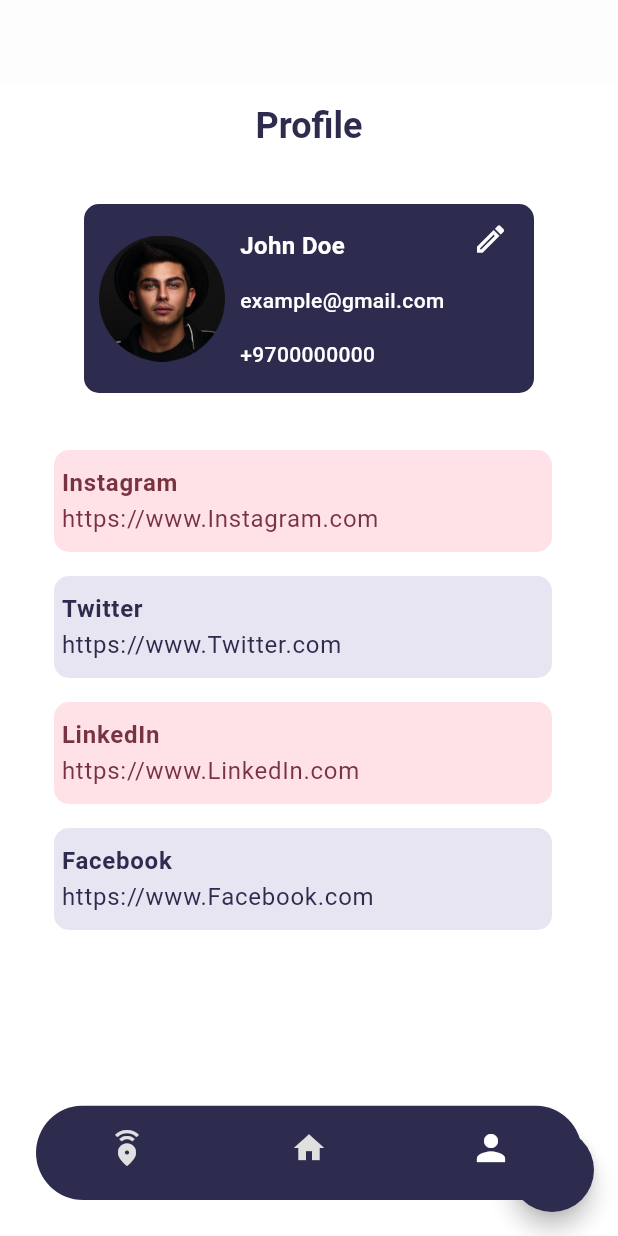
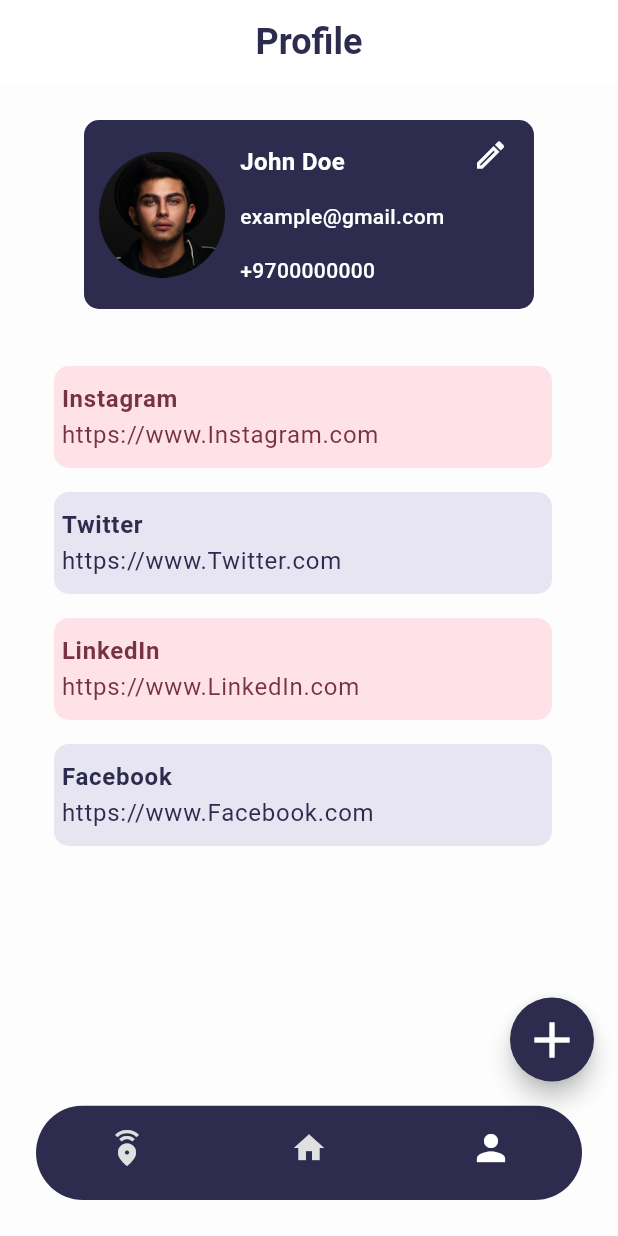
Before and after one commit to AhmedAli2003/betweener, a Flutter app: the MainPage screen opened by its route, item 3 of the bottom bar chosen, after a tap on the "add" icon, on a phone screen of 412 x 824 dp. Run offline on Flutter 3.47's test engine with Material 2 defaults, Android fonts, the phone set to English and light mode, and no system bars; drawn by our look-alikes of flutter_slidable; our stand-ins replace flutter_svg, font_awesome_flutter, google_fonts; network calls fail.

Commit message:
Fix hints

```diff
--- a/lib/core/app/app.dart
+++ b/lib/core/app/app.dart
@@ -11,8 +11,7 @@ class App extends StatelessWidget {
       debugShowCheckedModeBanner: false,
       title: 'Betweener',
       theme: appTheme,
-      initialRoute: AppRouter.receivePage,
-      initialRoute: AppRouter.editUserInfo,
+      initialRoute: AppRouter.splashScreen,
       onGenerateRoute: AppRouter.onGenerateRoute,
     );
   }
--- a/lib/core/router/app_router.dart
+++ b/lib/core/router/app_router.dart
@@ -30,7 +30,6 @@ class AppRouter {
   static const String editUserInfo = '/editUserInfo';
   static const String friendProfile = '/friendProfile';
 
-
   static Route? onGenerateRoute(RouteSettings settings) {
     switch (settings.name) {
       case splashScreen:
@@ -46,7 +45,7 @@ class AppRouter {
       case homePage:
         return MaterialPageRoute(builder: (_) => const HomePage());
       case profilePage:
-        return MaterialPageRoute(builder: (_) =>  ProfilePage());
+        return MaterialPageRoute(builder: (_) => ProfilePage());
       case receivePage:
         return MaterialPageRoute(builder: (_) => const ReceivePage());
       case newOrEditLink:
@@ -54,10 +53,6 @@ class AppRouter {
           builder: (_) => const NewOrEditLinkPage(isNew: true),
         );
       case editUserInfo:
-        return MaterialPageRoute(builder: (_) => const EditUserInfoPage());
-      case  friendProfile :
-      return MaterialPageRoute(builder: (_) =>  FriendProfilePage());
-    default:
         return MaterialPageRoute(
           builder: (_) => const EditUserInfoPage(
             userData: UserData(
@@ -67,6 +62,8 @@ class AppRouter {
             ),
           ),
         );
+      case friendProfile:
+        return MaterialPageRoute(builder: (_) => const FriendProfilePage());
       default:
         return null;
     }
--- a/lib/features/auth/login_page.dart
+++ b/lib/features/auth/login_page.dart
@@ -72,7 +72,8 @@ class _LoginPageState extends State<LoginPage> {
                 ),
                 SecondaryButtonWidget(
                   onTap: () {
-                    // TODO: Check login and move to the main page
+                    //TODO:
+                    Navigator.pushReplacementNamed(context, AppRouter.mainPage);
                   },
                   text: 'LOGIN',
                 ),
@@ -102,6 +103,7 @@ class _LoginPageState extends State<LoginPage> {
                 GoogleButtonWidget(
                   onTap: () {
                     // TODO: Sign in with Google and move to the main page
+                    Navigator.pushReplacementNamed(context, AppRouter.mainPage);
                   },
                 ),
                 const Spacer(),
--- a/lib/features/home/home_page.dart
+++ b/lib/features/home/home_page.dart
@@ -9,45 +9,19 @@ class HomePage extends StatefulWidget {
 
   @override
   State<HomePage> createState() => _HomePageState();
-
 }
 
 class _HomePageState extends State<HomePage> {
-
-
   @override
   Widget build(BuildContext context) {
-    return Scaffold(
-        backgroundColor: Colors.white,
-        appBar: AppBar(
-          backgroundColor: Colors.white,
-          automaticallyImplyLeading: false,
-          actions: [
-            IconButton(
-                onPressed: () {},
-                icon: const Icon(
-                  Icons.search,
-                  color: Colors.black,
-                )),
-            IconButton(
-                onPressed: () {
-
-                },
-                icon: const Icon(Icons.qr_code_scanner_sharp,
-                    color: Colors.black)),
-          ],
-        ),
-        body: Column(
+    return Column(
       crossAxisAlignment: CrossAxisAlignment.start,
       children: [
         Padding(
           padding: const EdgeInsets.symmetric(horizontal: 24, vertical: 10),
           child: Text(
             'Hello, Ahmed!',
-                style: GoogleFonts.roboto(
-                    fontSize: 28,
-                    color: const Color(0xff2D2B4E),
-                    fontWeight: FontWeight.w600),
+            style: GoogleFonts.roboto(fontSize: 28, color: const Color(0xff2D2B4E), fontWeight: FontWeight.w600),
           ),
         ),
         const SizedBox(
@@ -78,7 +52,7 @@ class _HomePageState extends State<HomePage> {
             child: ListView(
               padding: const EdgeInsets.symmetric(horizontal: 15),
               scrollDirection: Axis.horizontal,
-                  children:  const [
+              children: const [
                 ListT(
                   color: Color(0xffFFE6A6),
                   title: 'FACEBOOK',
@@ -98,6 +72,6 @@ class _HomePageState extends State<HomePage> {
               ],
             )),
       ],
-        ));
+    );
   }
 }
--- a/lib/features/main_app/main_page.dart
+++ b/lib/features/main_app/main_page.dart
@@ -1,3 +1,4 @@
+import 'package:betweener/core/theme/app_colors.dart.dart';
 import 'package:betweener/features/active_share/receive_page.dart';
 import 'package:betweener/features/home/home_page.dart';
 import 'package:betweener/features/main_app/widgets/custom_floating_nav_bar.dart';
@@ -14,20 +15,66 @@ class MainPage extends StatefulWidget {
 class _MainPageState extends State<MainPage> {
   int _currentIndex = 1;
 
-  final screensList =  [
-    ReceivePage(),
-    HomePage(),
+  final screensList = [
+    const ReceivePage(),
+    const HomePage(),
     ProfilePage(),
   ];
+
+  AppBar getAppBar() {
+    if (_currentIndex == 0) {
+      return AppBar(
+        backgroundColor: Colors.transparent,
+        elevation: 0,
+        centerTitle: true,
+        title: const Text(
+          "Active Sharing",
+          style: TextStyle(
+            fontWeight: FontWeight.bold,
+            fontSize: 25,
+            color: AppColors.kPrimaryColor,
+          ),
+        ),
+      );
+    } else if (_currentIndex == 1) {
+      return AppBar(
+        backgroundColor: Colors.white,
+        automaticallyImplyLeading: false,
+        actions: [
+          IconButton(
+            onPressed: () {},
+            icon: const Icon(
+              Icons.search,
+              color: Colors.black,
+            ),
+          ),
+          IconButton(
+            onPressed: () {},
+            icon: const Icon(
+              Icons.qr_code_scanner_sharp,
+              color: Colors.black,
+            ),
+          ),
+        ],
+      );
+    } else {
+      return AppBar(
+        title: const Text(
+          'Profile',
+          style: TextStyle(color: AppColors.kPrimaryColor),
+        ),
+        automaticallyImplyLeading: false,
+        centerTitle: true,
+        backgroundColor: Colors.white,
+        elevation: 0,
+      );
+    }
+  }
 
   @override
   Widget build(BuildContext context) {
     return Scaffold(
-      appBar: AppBar(
-        automaticallyImplyLeading: false,
-        elevation: 0,
-        backgroundColor: Colors.transparent,
-      ),
+      appBar: getAppBar(),
       body: screensList[_currentIndex],
       extendBody: true,
       bottomNavigationBar: CustomFloatingNavBar(
@@ -38,6 +85,16 @@ class _MainPageState extends State<MainPage> {
           });
         },
       ),
+      floatingActionButton: _currentIndex == 2 ? FloatingActionButton(
+        onPressed: () {},
+        shape: const CircleBorder(),
+        backgroundColor: AppColors.kPrimaryColor,
+        child: const Icon(
+          Icons.add,
+          size: 40,
+          color: Colors.white,
+        ),
+    ) : null,
     );
   }
 }
--- a/lib/features/profile/profile_page.dart
+++ b/lib/features/profile/profile_page.dart
@@ -1,4 +1,3 @@
-import 'package:betweener/core/theme/app_colors.dart.dart';
 import 'package:betweener/features/profile/widget/card_item.dart';
 import 'package:betweener/features/profile/widget/card_profile.dart';
 import 'package:flutter/material.dart';
@@ -15,19 +14,7 @@ class ProfilePage extends StatelessWidget {
 
   @override
   Widget build(BuildContext context) {
-    return Scaffold(
-      backgroundColor: Colors.white,
-      appBar: AppBar(
-        title: const Text(
-          'Profile',
-          style: TextStyle(color: AppColors.kPrimaryColor),
-        ),
-        automaticallyImplyLeading: false,
-        centerTitle: true,
-        backgroundColor: Colors.white,
-        elevation: 0,
-      ),
-      body: Center(
+    return Center(
       child: Column(
         children: [
           const CardProfile(),
@@ -35,17 +22,6 @@ class ProfilePage extends StatelessWidget {
           CardItem(itemList: itemList),
         ],
       ),
-      ),
-      floatingActionButton: FloatingActionButton(
-        onPressed: () {},
-        child: Icon(
-          Icons.add,
-          size: 40,
-          color: Colors.white,
-        ),
-        shape: const CircleBorder(),
-        backgroundColor: AppColors.kPrimaryColor,
-      ),
     );
   }
 }
```
Also changed, not shown: lib/core/screens/splash_screen.dart (+7 -7 lines), lib/core/widgets/active_sharing_item.dart (+28 -17 lines), lib/features/active_share/friend_profile_page.dart (+56 -43 lines), lib/features/active_share/receive_page.dart (+16 -25 lines). Lines whose indentation alone changed are shown as unchanged.
